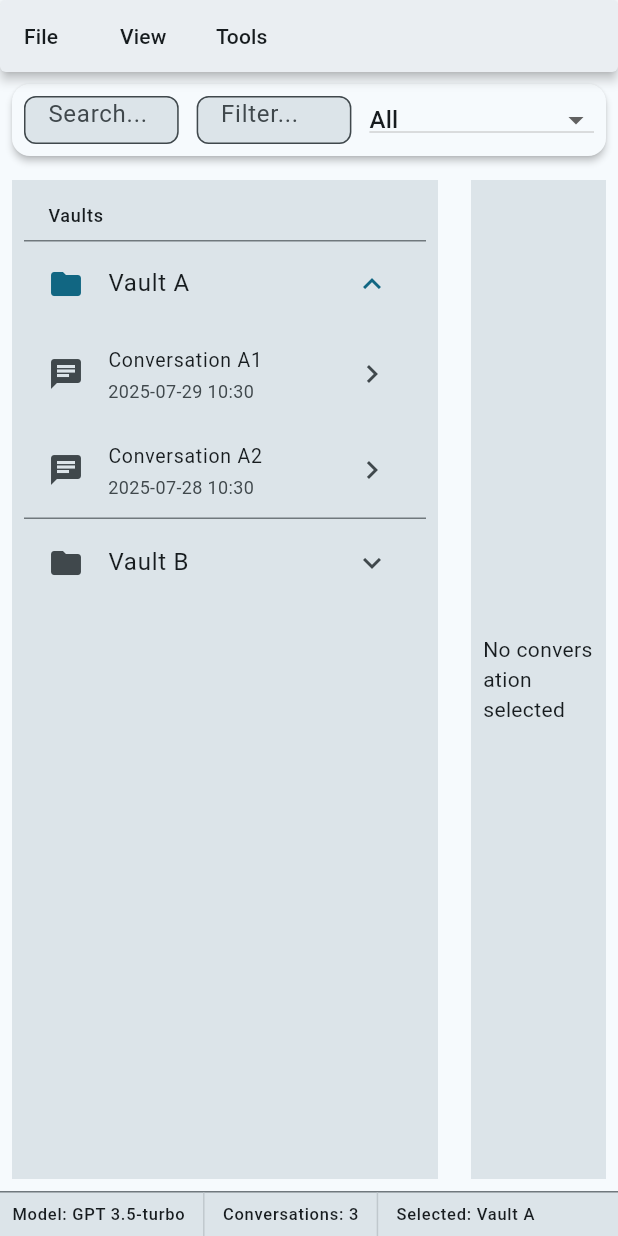
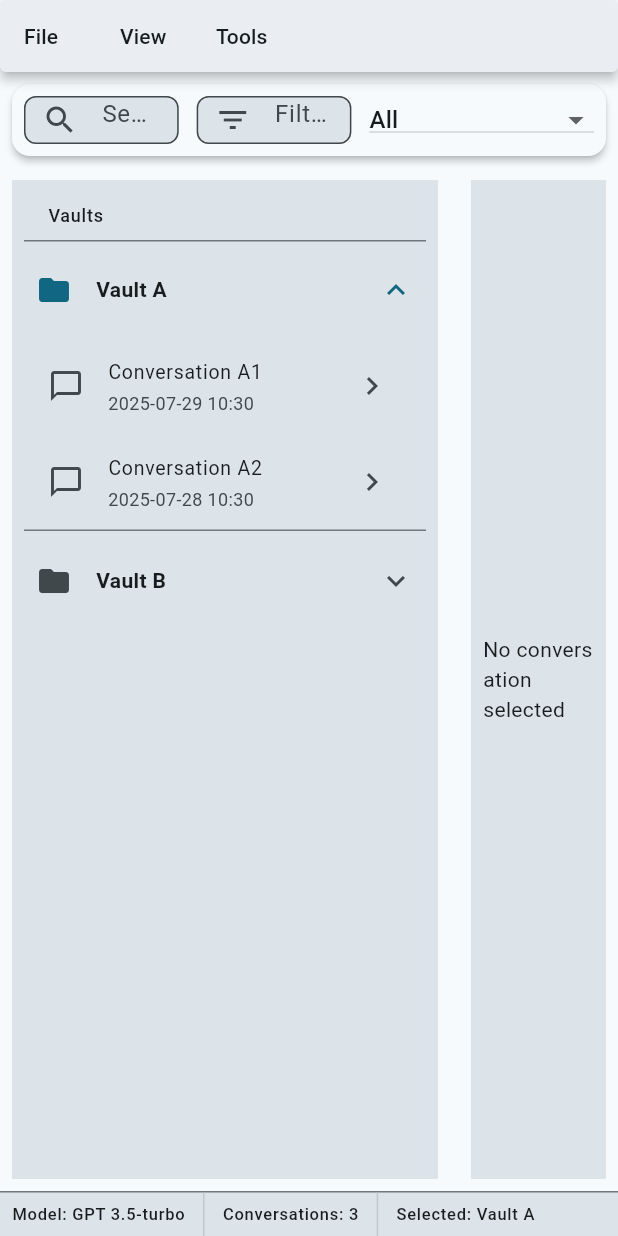
Before and after one commit to cohinteractive/exiv, a Flutter app: the screen it shows after launch, after a tap on "Vault A", on a phone screen of 412 x 824 dp. Run offline on Flutter 3.47's test engine with Material 3 defaults, Android fonts, the phone set to English and light mode, and no system bars; missing offline and left inert: window_manager.

Commit message:
log: record UI polish work

```diff
--- a/lib/main.dart
+++ b/lib/main.dart
@@ -95,6 +95,7 @@ Widget build(BuildContext context) {
                                   debugPrint('Search updated: $value'),
                               decoration: InputDecoration(
                                 hintText: 'Search...',
+                                prefixIcon: const Icon(Icons.search),
                                 filled: true,
                                 fillColor: Theme.of(context)
                                     .colorScheme
@@ -117,6 +118,7 @@ Widget build(BuildContext context) {
                                   debugPrint('Filter updated: $value'),
                               decoration: InputDecoration(
                                 hintText: 'Filter...',
+                                prefixIcon: const Icon(Icons.filter_list),
                                 filled: true,
                                 fillColor: Theme.of(context)
                                     .colorScheme
@@ -229,7 +231,15 @@ Widget build(BuildContext context) {
                                 for (final vault in vaults)
                                   ExpansionTile(
                                     leading: const Icon(Icons.folder),
-                                    title: Text(vault.name),
+                                    title: Text(
+                                      vault.name,
+                                      style: Theme.of(context)
+                                          .textTheme
+                                          .bodyMedium
+                                          ?.copyWith(fontWeight: FontWeight.bold),
+                                    ),
+                                    tilePadding: const EdgeInsets.symmetric(
+                                        horizontal: 8, vertical: 4),
                                     onExpansionChanged: (expanded) {
                                       if (expanded) {
                                         GlobalState.selectedItemLabel.value =
@@ -261,7 +271,8 @@ Widget build(BuildContext context) {
                                               },
                                               child: ListTile(
                                                 dense: true,
-                                                leading: const Icon(Icons.chat),
+                                                leading: const Icon(
+                                                    Icons.chat_bubble_outline),
                                                 title: Text(
                                                   convo.title,
                                                   style: isHovered
@@ -339,14 +350,26 @@ Widget build(BuildContext context) {
                                   child: SingleChildScrollView(
                                     child: Column(
                                       crossAxisAlignment: CrossAxisAlignment.start,
-                                      children: const [
-                                        Text('User prompt placeholder'),
-                                        SizedBox(height: 12),
-                                        Text('Assistant response placeholder'),
-                                        Divider(),
-                                        Text('User prompt placeholder'),
-                                        SizedBox(height: 12),
-                                        Text('Assistant response placeholder'),
+                                      children: [
+                                        messageCard(
+                                            context,
+                                            Icons.person,
+                                            'User prompt placeholder'),
+                                        const SizedBox(height: 8),
+                                        messageCard(
+                                            context,
+                                            Icons.smart_toy,
+                                            'Assistant response placeholder'),
+                                        const Divider(),
+                                        messageCard(
+                                            context,
+                                            Icons.person,
+                                            'User prompt placeholder'),
+                                        const SizedBox(height: 8),
+                                        messageCard(
+                                            context,
+                                            Icons.smart_toy,
+                                            'Assistant response placeholder'),
                                       ],
                                     ),
                                   ),
@@ -429,6 +452,27 @@ Widget build(BuildContext context) {
 
 }
 
+Widget messageCard(BuildContext context, IconData icon, String text) {
+  return Card(
+    margin: const EdgeInsets.symmetric(vertical: 4),
+    elevation: 1,
+    shape: RoundedRectangleBorder(
+      borderRadius: BorderRadius.circular(8),
+    ),
+    child: Padding(
+      padding: const EdgeInsets.all(12),
+      child: Row(
+        crossAxisAlignment: CrossAxisAlignment.start,
+        children: [
+          Icon(icon, size: 16, color: Theme.of(context).colorScheme.primary),
+          const SizedBox(width: 8),
+          Expanded(child: Text(text)),
+        ],
+      ),
+    ),
+  );
+}
+
 class MenuBarWidget extends StatelessWidget {
   const MenuBarWidget({super.key});
 
@@ -441,10 +485,12 @@ class MenuBarWidget extends StatelessWidget {
         SubmenuButton(
           menuChildren: [
             MenuItemButton(
+              leadingIcon: const Icon(Icons.insert_drive_file),
               onPressed: () => MenuRouter.handle(MenuActions.openJson),
               child: const Text('Json'),
             ),
                 MenuItemButton(
+                  leadingIcon: const Icon(Icons.lock_open),
                   onPressed: () => MenuRouter.handle(MenuActions.openVault),
                   child: const Text('Vault'),
                 ),
@@ -452,6 +498,7 @@ class MenuBarWidget extends StatelessWidget {
               child: const Text('Open'),
             ),
             SubmenuButton(
+              leadingIcon: const Icon(Icons.file_upload),
               menuChildren: [
                 MenuItemButton(
                   onPressed: () =>
@@ -467,6 +514,7 @@ class MenuBarWidget extends StatelessWidget {
               child: const Text('Export'),
             ),
             MenuItemButton(
+              leadingIcon: const Icon(Icons.exit_to_app),
               onPressed: () => MenuRouter.handle(MenuActions.exitApp),
               child: const Text('Exit'),
             ),
@@ -480,6 +528,7 @@ class MenuBarWidget extends StatelessWidget {
               child: const Text('All'),
             ),
             MenuItemButton(
+              leadingIcon: const Icon(Icons.view_list),
               onPressed: () => MenuRouter.handle(MenuActions.viewContext),
               child: const Text('Context'),
             ),
@@ -491,11 +540,13 @@ class MenuBarWidget extends StatelessWidget {
             SubmenuButton(
               menuChildren: [
                 MenuItemButton(
+                  leadingIcon: const Icon(Icons.smart_toy),
                   onPressed: () =>
                       MenuRouter.handle(MenuActions.selectModelGpt),
                   child: const Text('GPT 3.5-turbo'),
                 ),
                 MenuItemButton(
+                  leadingIcon: const Icon(Icons.memory),
                   onPressed: () =>
                       MenuRouter.handle(MenuActions.selectModelGemini),
                   child: const Text('Gemini 1.5'),
```
Also changed, not shown: 1 other file. Lines whose indentation alone changed are shown as unchanged.
